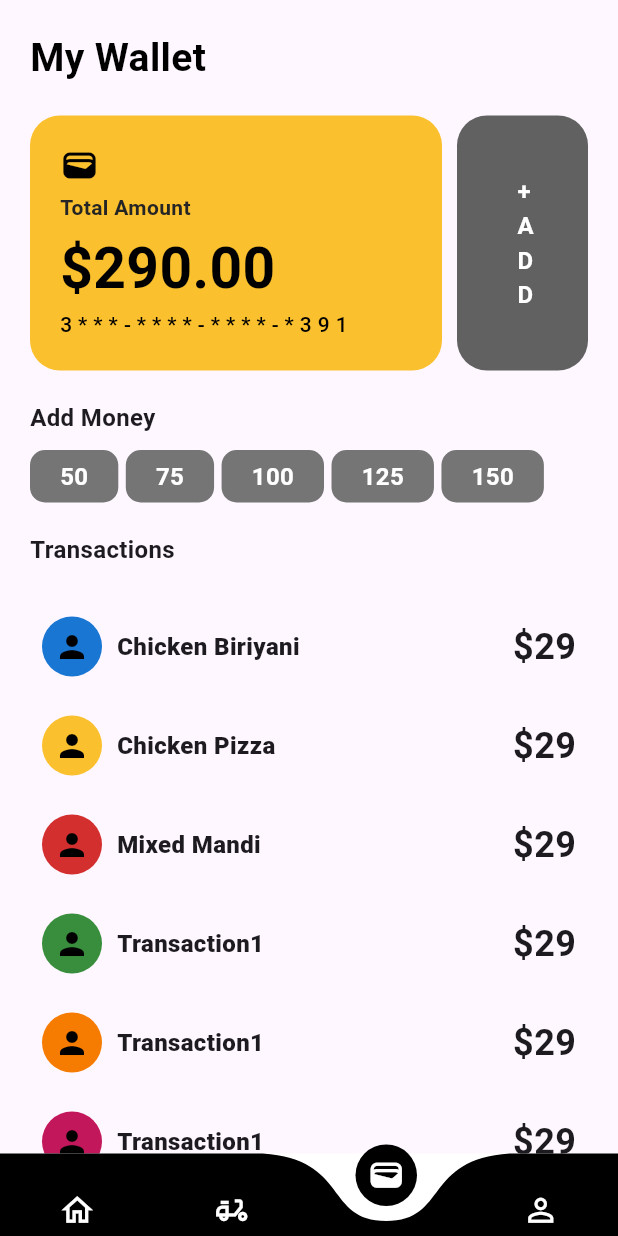
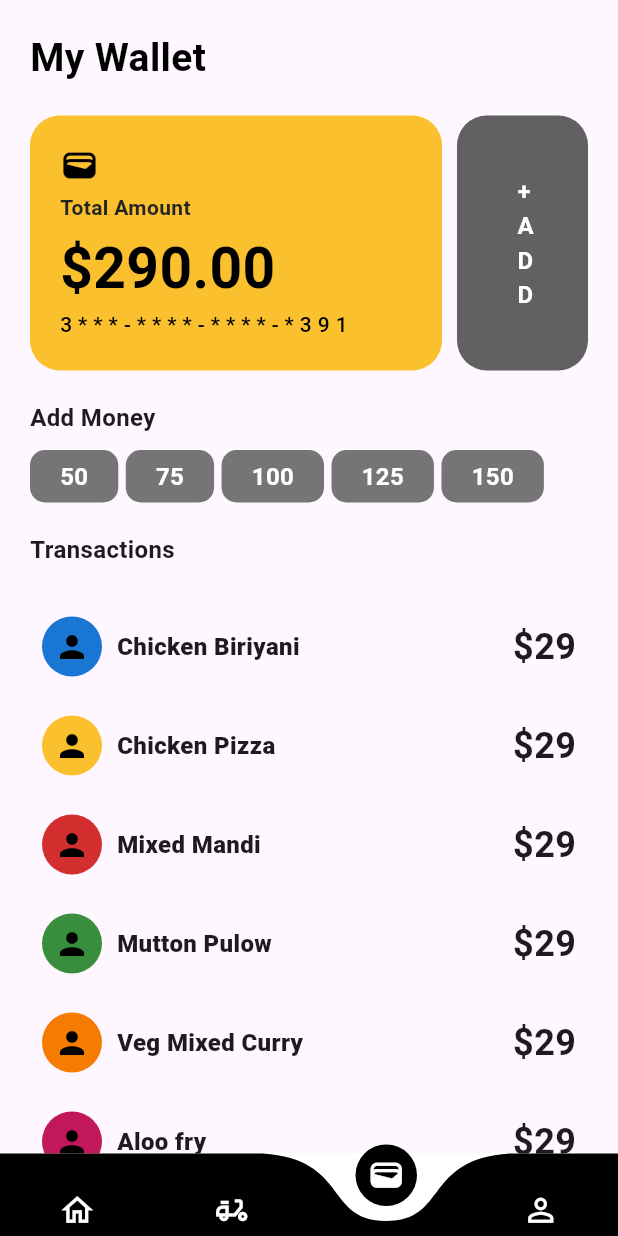
Before and after one commit to ganeshgovala/FoodApp, a Flutter app: the screen it shows after launch, item 3 of the bottom bar chosen, on a phone screen of 412 x 824 dp. Run offline on Flutter 3.47's test engine with Material 3 defaults, Android fonts, the phone set to English and light mode, and no system bars; drawn by our look-alikes of curved_navigation_bar; our stand-ins replace firebase_auth, firebase_core; accounts and stored records are empty.

Commit message:
Transaction Card

```diff
--- a/foodapp/lib/pages/Wallet.dart
+++ b/foodapp/lib/pages/Wallet.dart
@@ -170,10 +170,10 @@ class _WalletPageState extends State<WalletPage> {
               TransactionCard(TransactionName: "Chicken Biriyani", price: 29, color: Colors.blue.shade700),
               TransactionCard(TransactionName: "Chicken Pizza", price: 29, color: Colors.yellow.shade700),
               TransactionCard(TransactionName: "Mixed Mandi", price: 29, color: Colors.red.shade700),
-              TransactionCard(TransactionName: "Transaction1", price: 29, color: Colors.green.shade700),
-              TransactionCard(TransactionName: "Transaction1", price: 29, color: Colors.orange.shade700),
-              TransactionCard(TransactionName: "Transaction1", price: 29, color: Colors.pink.shade700),
-              TransactionCard(TransactionName: "Transaction1", price: 29, color: Colors.lime.shade700),
+              TransactionCard(TransactionName: "Mutton Pulow", price: 29, color: Colors.green.shade700),
+              TransactionCard(TransactionName: "Veg Mixed Curry", price: 29, color: Colors.orange.shade700),
+              TransactionCard(TransactionName: "Aloo fry", price: 29, color: Colors.pink.shade700),
+              TransactionCard(TransactionName: "Meals", price: 29, color: Colors.lime.shade700),
               TransactionCard(TransactionName: "Transaction1", price: 29, color: Colors.purple.shade700),
               TransactionCard(TransactionName: "Transaction1", price: 29, color: Colors.cyan.shade700),
             ],
```
